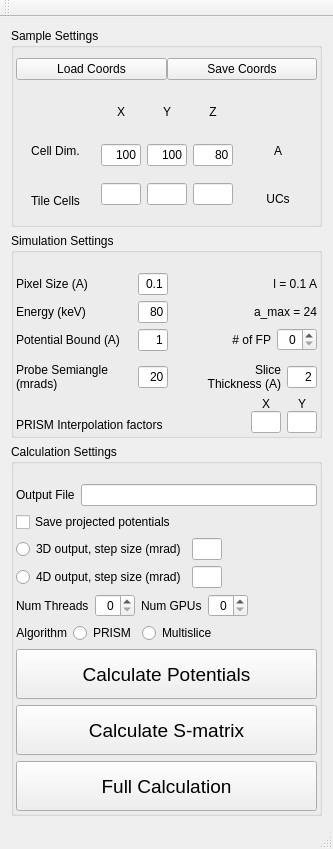
prism-em/prismatic, file Qt/prismmainwindow.ui: the form before one commit.
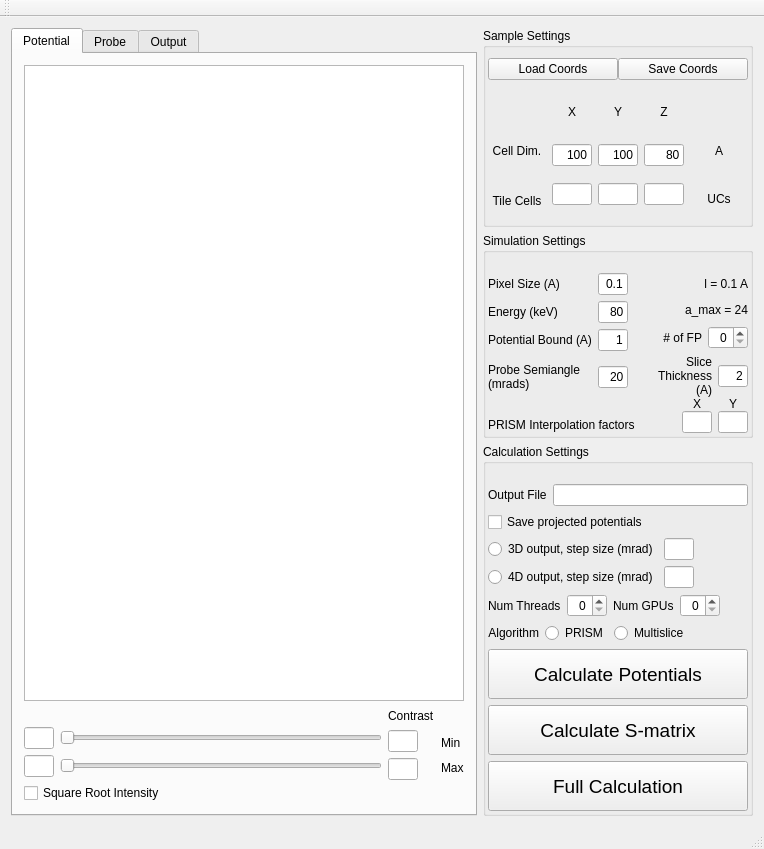
The form after the commit.

Diff of the .ui file:
```diff
--- a/Qt/prismmainwindow.ui
+++ b/Qt/prismmainwindow.ui
@@ -6,7 +6,7 @@
    <rect>
     <x>0</x>
     <y>0</y>
-    <width>333</width>
+    <width>764</width>
     <height>849</height>
    </rect>
   </property>
@@ -14,8 +14,277 @@
    <string>PRISMMainWindow</string>
   </property>
   <widget class="QWidget" name="centralWidget">
-   <layout class="QGridLayout" name="gridLayout">
-    <item row="0" column="0">
+   <layout class="QHBoxLayout" name="horizontalLayout_24">
+    <item>
+     <widget class="QTabWidget" name="tabs">
+      <property name="currentIndex">
+       <number>0</number>
+      </property>
+      <widget class="QWidget" name="tab_potential">
+       <attribute name="title">
+        <string>Potential</string>
+       </attribute>
+       <layout class="QHBoxLayout" name="horizontalLayout_29">
+        <item>
+         <layout class="QVBoxLayout" name="verticalLayout_23">
+          <item>
+           <widget class="QGraphicsView" name="graphicsView_potential"/>
+          </item>
+          <item>
+           <layout class="QHBoxLayout" name="horizontalLayout_28">
+            <item>
+             <layout class="QVBoxLayout" name="verticalLayout_17">
+              <item>
+               <widget class="QLabel" name="label_23">
+                <property name="text">
+                 <string/>
+                </property>
+               </widget>
+              </item>
+              <item>
+               <layout class="QHBoxLayout" name="horizontalLayout_23">
+                <item>
+                 <widget class="QLineEdit" name="lineEdit_3">
+                  <property name="maximumSize">
+                   <size>
+                    <width>30</width>
+                    <height>16777215</height>
+                   </size>
+                  </property>
+                  <property name="alignment">
+                   <set>Qt::AlignRight|Qt::AlignTrailing|Qt::AlignVCenter</set>
+                  </property>
+                 </widget>
+                </item>
+                <item>
+                 <widget class="QSlider" name="horizontalSlider">
+                  <property name="orientation">
+                   <enum>Qt::Horizontal</enum>
+                  </property>
+                 </widget>
+                </item>
+               </layout>
+              </item>
+              <item>
+               <layout class="QHBoxLayout" name="horizontalLayout_27">
+                <item>
+                 <widget class="QLineEdit" name="lineEdit_4">
+                  <property name="maximumSize">
+                   <size>
+                    <width>30</width>
+                    <height>16777215</height>
+                   </size>
+                  </property>
+                  <property name="alignment">
+                   <set>Qt::AlignRight|Qt::AlignTrailing|Qt::AlignVCenter</set>
+                  </property>
+                 </widget>
+                </item>
+                <item>
+                 <widget class="QSlider" name="horizontalSlider_2">
+                  <property name="orientation">
+                   <enum>Qt::Horizontal</enum>
+                  </property>
+                 </widget>
+                </item>
+               </layout>
+              </item>
+              <item>
+               <widget class="QCheckBox" name="checkBox_2">
+                <property name="text">
+                 <string>Square Root Intensity</string>
+                </property>
+               </widget>
+              </item>
+             </layout>
+            </item>
+            <item>
+             <layout class="QVBoxLayout" name="verticalLayout_18">
+              <item>
+               <widget class="QLabel" name="label_15">
+                <property name="text">
+                 <string>Contrast</string>
+                </property>
+               </widget>
+              </item>
+              <item>
+               <widget class="QLineEdit" name="lineEdit_5">
+                <property name="maximumSize">
+                 <size>
+                  <width>30</width>
+                  <height>16777215</height>
+                 </size>
+                </property>
+               </widget>
+              </item>
+              <item>
+               <widget class="QLineEdit" name="lineEdit_6">
+                <property name="maximumSize">
+                 <size>
+                  <width>30</width>
+                  <height>16777215</height>
+                 </size>
+                </property>
+               </widget>
+              </item>
+              <item>
+               <widget class="QLabel" name="label_24">
+                <property name="text">
+                 <string/>
+                </property>
+               </widget>
+              </item>
+             </layout>
+            </item>
+            <item>
+             <layout class="QVBoxLayout" name="verticalLayout_11">
+              <item>
+               <widget class="QLabel" name="label_22">
+                <property name="text">
+                 <string/>
+                </property>
+               </widget>
+              </item>
+              <item>
+               <widget class="QLabel" name="label_16">
+                <property name="text">
+                 <string>Min</string>
+                </property>
+               </widget>
+              </item>
+              <item>
+               <widget class="QLabel" name="label_17">
+                <property name="text">
+                 <string>Max</string>
+                </property>
+               </widget>
+              </item>
+              <item>
+               <widget class="QLabel" name="label_25">
+                <property name="text">
+                 <string/>
+                </property>
+               </widget>
+              </item>
+             </layout>
+            </item>
+           </layout>
+          </item>
+         </layout>
+        </item>
+       </layout>
+      </widget>
+      <widget class="QWidget" name="tab_probe">
+       <attribute name="title">
+        <string>Probe</string>
+       </attribute>
+       <layout class="QVBoxLayout" name="verticalLayout_22">
+        <item>
+         <widget class="QGraphicsView" name="graphicsView_probe">
+          <property name="minimumSize">
+           <size>
+            <width>0</width>
+            <height>400</height>
+           </size>
+          </property>
+         </widget>
+        </item>
+        <item>
+         <layout class="QHBoxLayout" name="horizontalLayout_26">
+          <property name="spacing">
+           <number>0</number>
+          </property>
+          <item>
+           <layout class="QVBoxLayout" name="verticalLayout_21">
+            <property name="spacing">
+             <number>0</number>
+            </property>
+            <item>
+             <widget class="QLabel" name="label_20">
+              <property name="text">
+               <string>Multislice</string>
+              </property>
+             </widget>
+            </item>
+            <item>
+             <widget class="QLabel" name="label_21">
+              <property name="text">
+               <string>PRISM</string>
+              </property>
+             </widget>
+            </item>
+           </layout>
+          </item>
+          <item>
+           <layout class="QVBoxLayout" name="verticalLayout_19">
+            <property name="spacing">
+             <number>0</number>
+            </property>
+            <item>
+             <widget class="QLabel" name="label_18">
+              <property name="text">
+               <string>Realspace</string>
+              </property>
+              <property name="alignment">
+               <set>Qt::AlignCenter</set>
+              </property>
+             </widget>
+            </item>
+            <item>
+             <widget class="QGraphicsView" name="graphics_multislice_real"/>
+            </item>
+            <item>
+             <widget class="QGraphicsView" name="graphics_prism_real"/>
+            </item>
+           </layout>
+          </item>
+          <item>
+           <layout class="QVBoxLayout" name="verticalLayout_20">
+            <property name="spacing">
+             <number>0</number>
+            </property>
+            <item>
+             <widget class="QLabel" name="label_19">
+              <property name="text">
+               <string>Fourier Space</string>
+              </property>
+              <property name="alignment">
+               <set>Qt::AlignCenter</set>
+              </property>
+             </widget>
+            </item>
+            <item>
+             <widget class="QGraphicsView" name="graphics_multislice_fourier"/>
+            </item>
+            <item>
+             <widget class="QGraphicsView" name="graphics_prism_fourier"/>
+            </item>
+           </layout>
+          </item>
+         </layout>
+        </item>
+        <item>
+         <widget class="QCheckBox" name="checkBox_3">
+          <property name="text">
+           <string>Square Root Intensity</string>
+          </property>
+         </widget>
+        </item>
+       </layout>
+      </widget>
+      <widget class="QWidget" name="tab_output">
+       <attribute name="title">
+        <string>Output</string>
+       </attribute>
+       <layout class="QHBoxLayout" name="horizontalLayout_25">
+        <item>
+         <widget class="QGraphicsView" name="graphicsView_output"/>
+        </item>
+       </layout>
+      </widget>
+     </widget>
+    </item>
+    <item>
      <layout class="QVBoxLayout" name="verticalLayout_16">
       <item>
        <widget class="QGroupBox" name="box_sampleSettings">
```
Left out of the diff: 18 changed lines with no effect on the pictures.
